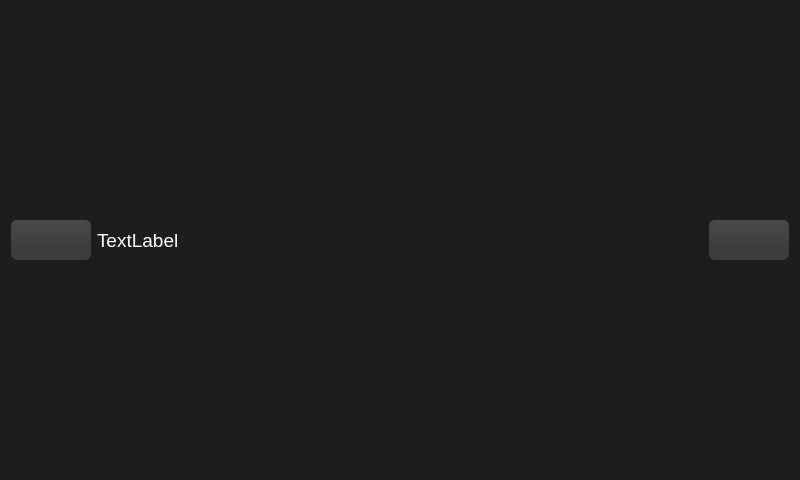
Above: CrimsonGUI/dialogfx.ui from eduardosacco/crimsonfx before the change. Below: the same form after it.
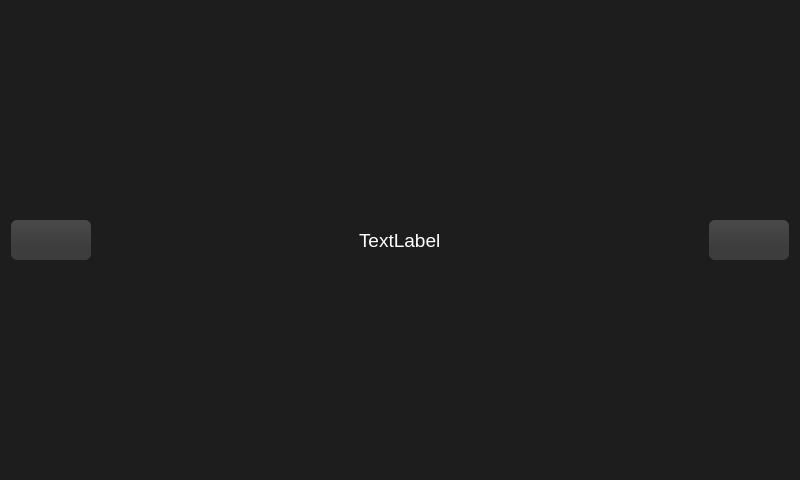
That is the form after the change. Icons and pictures are not drawn.

Diff of the .ui file:
```diff
--- a/CrimsonGUI/dialogfx.ui
+++ b/CrimsonGUI/dialogfx.ui
@@ -74,8 +74,33 @@
        </property>
       </widget>
      </item>
+     <item>
+      <spacer name="horizontalSpacer">
+       <property name="orientation">
+        <enum>Qt::Horizontal</enum>
+       </property>
+       <property name="sizeHint" stdset="0">
+        <size>
+         <width>40</width>
+         <height>20</height>
+        </size>
+       </property>
+      </spacer>
+     </item>
      <item>
       <widget class="QLabel" name="lblFx">
+       <property name="sizePolicy">
+        <sizepolicy hsizetype="Minimum" vsizetype="Minimum">
+         <horstretch>0</horstretch>
+         <verstretch>0</verstretch>
+        </sizepolicy>
+       </property>
+       <property name="maximumSize">
+        <size>
+         <width>250</width>
+         <height>150</height>
+        </size>
+       </property>
        <property name="font">
         <font>
          <family>Segoe UI</family>
@@ -90,6 +115,19 @@
        </property>
       </widget>
      </item>
+     <item>
+      <spacer name="horizontalSpacer_2">
+       <property name="orientation">
+        <enum>Qt::Horizontal</enum>
+       </property>
+       <property name="sizeHint" stdset="0">
+        <size>
+         <width>40</width>
+         <height>20</height>
+        </size>
+       </property>
+      </spacer>
+     </item>
      <item>
       <widget class="QPushButton" name="btnOnOff">
        <property name="sizePolicy">
```
